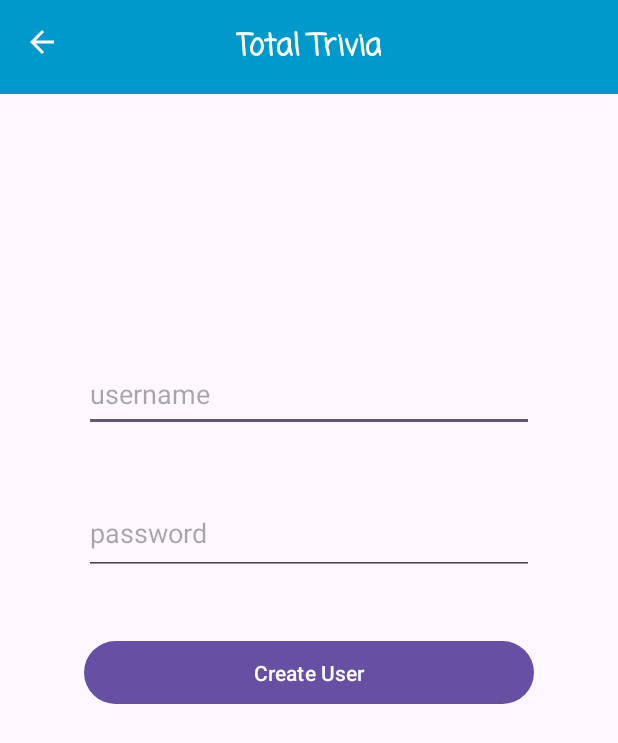
After one commit to wdhurleyjr/cst338_total_trivia, an Android app: the layout activity_add_user.xml on its own in the app's theme, with its tools: preview values and no code run, on a phone screen of 412 x 824 dp. The commit adds this screen. Shown: the top 743 px of the screen. Run offline under Robolectric (Android 15) with nearby library versions, the phone set to English and light mode, and no system bars.

Commit message:
Created add user activity and updated logic for adding a user.

```diff
--- a/app/src/main/AndroidManifest.xml
+++ b/app/src/main/AndroidManifest.xml
@@ -12,6 +12,9 @@
         android:supportsRtl="true"
         android:theme="@style/Theme.Cst338_total_trivia"
         tools:targetApi="31">
+        <activity
+            android:name=".Activities.AddUserActivity"
+            android:exported="false" />
         <activity
             android:name=".Activities.DeleteUserActivity"
             android:exported="false" />
--- /dev/null
+++ b/app/src/main/res/layout/activity_add_user.xml
@@ -0,0 +1,50 @@
+<?xml version="1.0" encoding="utf-8"?>
+<androidx.constraintlayout.widget.ConstraintLayout xmlns:android="http://schemas.android.com/apk/res/android"
+    xmlns:app="http://schemas.android.com/apk/res-auto"
+    xmlns:tools="http://schemas.android.com/tools"
+    android:layout_width="match_parent"
+    android:layout_height="match_parent"
+    tools:context=".Activities.GiveAdminActivity">
+
+    <include
+        android:id="@+id/include2"
+        layout="@layout/toolbar"
+        android:layout_width="match_parent"
+        android:layout_height="wrap_content"
+        app:layout_constraintTop_toTopOf="parent"
+        app:layout_constraintStart_toStartOf="parent"
+        app:layout_constraintEnd_toEndOf="parent"/>
+
+    <EditText
+        android:id="@+id/usernameAdd_edit_text"
+        android:layout_width="300dp"
+        android:layout_height="50dp"
+        android:layout_marginTop="175dp"
+        android:hint="username"
+        app:layout_constraintTop_toBottomOf="@id/include2"
+        app:layout_constraintStart_toStartOf="parent"
+        app:layout_constraintEnd_toEndOf="parent"/>
+
+    <EditText
+        android:id="@+id/passwordAdd_edit_text"
+        android:layout_width="300dp"
+        android:layout_height="55dp"
+        android:layout_marginTop="40dp"
+        android:hint="password"
+        app:layout_constraintTop_toBottomOf="@id/usernameAdd_edit_text"
+        app:layout_constraintStart_toStartOf="parent"
+        app:layout_constraintEnd_toEndOf="parent"/>
+
+
+
+    <Button
+        android:id="@+id/create_user_button"
+        android:layout_width="300dp"
+        android:layout_height="50dp"
+        android:text="Create User"
+        app:layout_constraintTop_toBottomOf="@id/passwordAdd_edit_text"
+        app:layout_constraintStart_toStartOf="parent"
+        app:layout_constraintEnd_toEndOf="parent"
+        android:layout_marginTop="40dp"/>
+
+</androidx.constraintlayout.widget.ConstraintLayout>
```
Also changed, not shown: app/src/main/java/com/wdhurleyjr/cst338_total_trivia/Activities/AddUserActivity.java (added, +80 -0 lines), app/src/main/java/com/wdhurleyjr/cst338_total_trivia/Activities/UserManagementActivity.java (+9 -0 lines).
